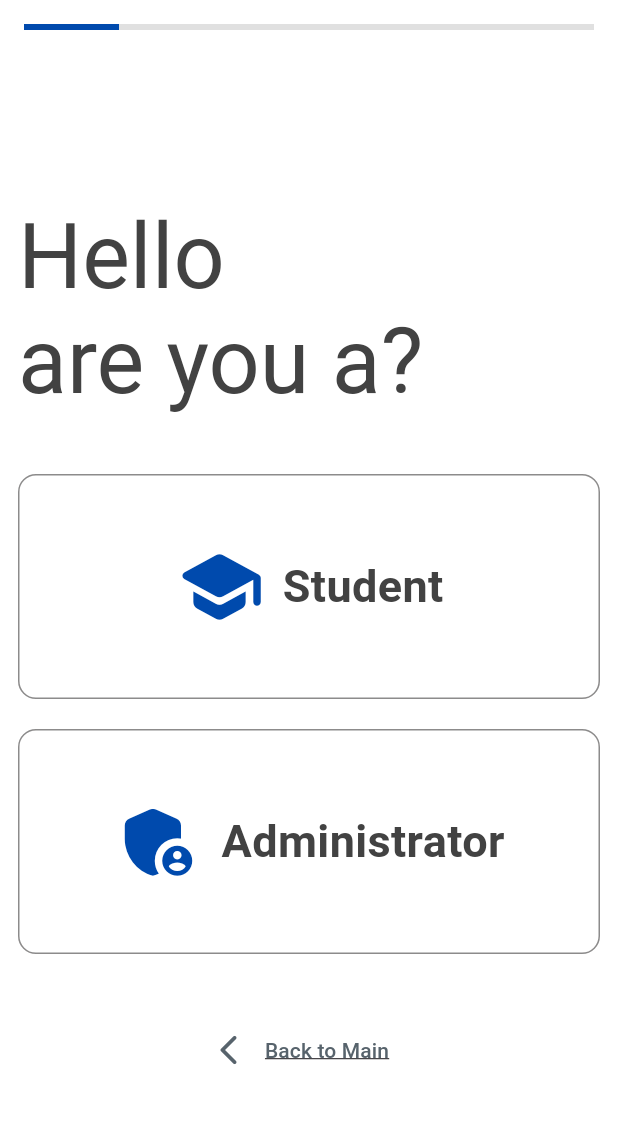
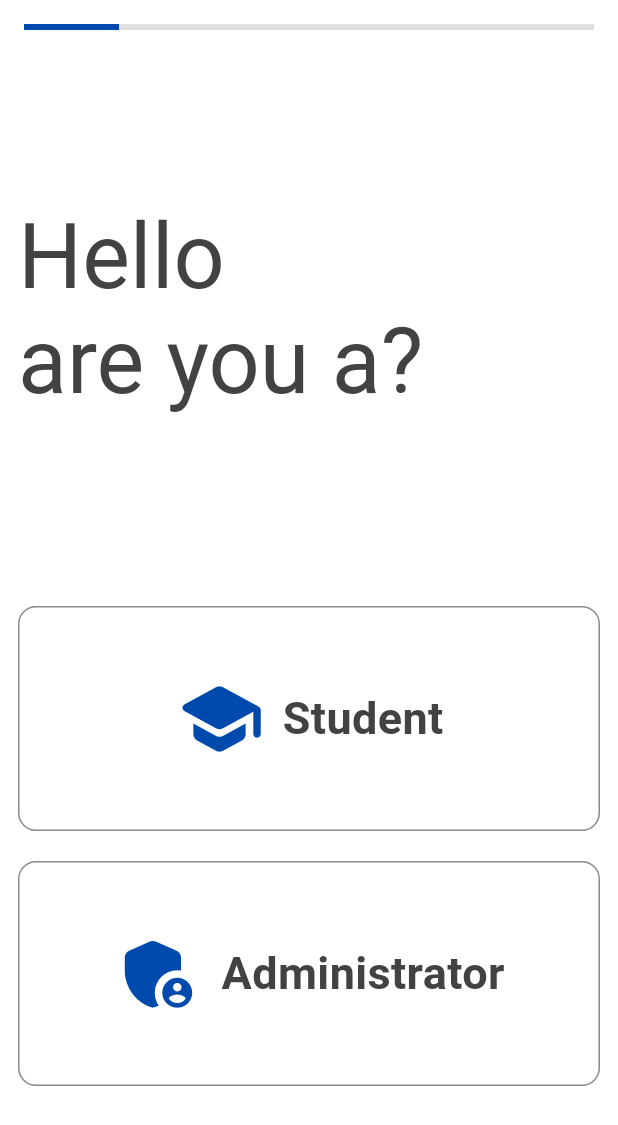
Before and after one commit to PatrickJohn243/in_turn, a Flutter app: the InfoOnboarding screen opened directly, on a phone screen of 412 x 824 dp. Shown: the top 1125 px of the screen. Run offline on Flutter 3.47's test engine with Material 3 defaults, Android fonts, the phone set to English and light mode, and no system bars; our stand-ins replace file_picker, flutter_dotenv, font_awesome_flutter, google_sign_in, supabase_flutter; accounts and stored records are empty; network calls fail.

```diff
--- a/lib/provider/favorites_provider.dart
+++ b/lib/provider/favorites_provider.dart
@@ -1,3 +1,5 @@
+import 'dart:developer';
+
 import 'package:flutter/foundation.dart';
 import 'package:inturn/models/companies.dart';
 import 'package:inturn/view_models/save_company.dart';
@@ -9,6 +11,7 @@ class FavoritesProvider extends ChangeNotifier {
 
   void setInitialFavorites(List<Companies> companies) {
     savedCompanies = companies;
+    // log(companies.length.toString());
     notifyListeners();
   }
 
--- a/lib/views/auth/info_onboarding.dart
+++ b/lib/views/auth/info_onboarding.dart
@@ -32,6 +32,16 @@ class _InfoOnboardingState extends State<InfoOnboarding> {
       _pageController.nextPage(
           duration: Duration(milliseconds: 300), curve: Curves.easeInOut);
       setState(() => currentStep++);
+    }
+  }
+
+  void previousPage() {
+    if (currentStep > 0) {
+      _pageController.previousPage(
+        duration: Duration(milliseconds: 300),
+        curve: Curves.easeInOut,
+      );
+      setState(() => currentStep--);
     }
   }
 
@@ -89,11 +99,18 @@ class _InfoOnboardingState extends State<InfoOnboarding> {
                 physics: const NeverScrollableScrollPhysics(),
                 children: [
                   RoleSelection(onContinue: onRoleSelected),
-                  StudentProfile(onContinue: onNameEntered),
-                  CollegeProfile(onContinue: onCollegeSelected),
+                  StudentProfile(
+                    onContinue: onNameEntered,
+                    onBack: previousPage,
+                  ),
+                  CollegeProfile(
+                    onContinue: onCollegeSelected,
+                    onBack: previousPage,
+                  ),
                   CourseProfile(
                     onContinue: onCourseSelected,
                     collegeId: selectedCollegeId,
+                    onBack: previousPage,
                   ),
                   if (selectedCourse != null)
                     ConfirmationProfile(
@@ -105,6 +122,7 @@ class _InfoOnboardingState extends State<InfoOnboarding> {
                       course: selectedCourse!,
                       courseId: selectedCourseId!,
                       role: role!,
+                      onBack: previousPage,
                     ),
                   const ReturnToMain(),
                 ],
--- a/lib/views/auth/info_onboarding_pages/role_selection.dart
+++ b/lib/views/auth/info_onboarding_pages/role_selection.dart
@@ -1,6 +1,6 @@
 import 'package:flutter/material.dart';
+import 'package:inturn/services/google_auth.dart';
 import 'package:inturn/utils/constants/app_colors.dart';
-import 'package:inturn/views/auth/admin_profile.dart';
 import 'package:inturn/views/auth/info_onboarding.dart';
 
 class RoleSelection extends StatelessWidget {
@@ -9,10 +9,14 @@ class RoleSelection extends StatelessWidget {
 
   @override
   Widget build(BuildContext context) {
-    return SafeArea(
+    return PopScope(
+      canPop: true,
+      onPopInvokedWithResult: (bool didPop, dynamic result) async {},
+      child: SafeArea(
         child: Scaffold(
           body: Padding(
-          padding: const EdgeInsets.symmetric(horizontal: 12.0, vertical: 100),
+            padding:
+                const EdgeInsets.symmetric(horizontal: 12.0, vertical: 100),
             child: Column(
               crossAxisAlignment: CrossAxisAlignment.start,
               mainAxisAlignment: MainAxisAlignment.spaceBetween,
@@ -21,12 +25,12 @@ class RoleSelection extends StatelessWidget {
                     text: const TextSpan(children: [
                   TextSpan(
                       text: "Hello",
-                    style:
-                        TextStyle(color: AppColors.primaryGrey, fontSize: 60)),
+                      style: TextStyle(
+                          color: AppColors.primaryGrey, fontSize: 60)),
                   TextSpan(
                       text: "\nare you a?",
-                    style:
-                        TextStyle(color: AppColors.primaryGrey, fontSize: 60)),
+                      style: TextStyle(
+                          color: AppColors.primaryGrey, fontSize: 60)),
                 ])),
                 // const SizedBox(
                 //   height: 100,
@@ -40,8 +44,8 @@ class RoleSelection extends StatelessWidget {
                           onTap: () {
                             onContinue("Student");
                           },
-                        borderRadius:
-                            BorderRadius.circular(12), // Set the border radius
+                          borderRadius: BorderRadius.circular(
+                              12), // Set the border radius
                           child: Container(
                             height: 150,
                             decoration: BoxDecoration(
@@ -91,8 +95,8 @@ class RoleSelection extends StatelessWidget {
                             //         builder: (context) => const AdminProfile()));
                             onContinue("Admin");
                           },
-                        borderRadius:
-                            BorderRadius.circular(12), // Set the border radius
+                          borderRadius: BorderRadius.circular(
+                              12), // Set the border radius
                           child: Container(
                             height: 150,
                             decoration: BoxDecoration(
@@ -130,29 +134,30 @@ class RoleSelection extends StatelessWidget {
                     ),
                   ],
                 ),
-              Row(
-                mainAxisAlignment: MainAxisAlignment.center,
-                crossAxisAlignment: CrossAxisAlignment.center,
-                children: [
-                  const Icon(
-                    Icons.arrow_back_ios_rounded,
-                    color: AppColors.secondaryGrey,
+                // Row(
+                //   mainAxisAlignment: MainAxisAlignment.center,
+                //   crossAxisAlignment: CrossAxisAlignment.center,
+                //   children: [
+                //     const Icon(
+                //       Icons.arrow_back_ios_rounded,
+                //       color: AppColors.secondaryGrey,
+                //     ),
+                // TextButton(
+                //   onPressed: () {
+                //     Navigator.pop(context);
+                //   },
+                //   child: const Text(
+                //     "Back to Main",
+                //     style: TextStyle(
+                //       color: AppColors.secondaryGrey,
+                //       decoration: TextDecoration.underline,
+                //     ),
+                //   ),
+                // ),
+                // ],
+                // )
+              ],
             ),
-                  TextButton(
-                    onPressed: () {
-                      Navigator.pop(context);
-                    },
-                    child: const Text(
-                      "Back to Main",
-                      style: TextStyle(
-                        color: AppColors.secondaryGrey,
-                        decoration: TextDecoration.underline,
-                      ),
-                    ),
-                  ),
-                ],
-              )
-            ],
           ),
         ),
       ),
```
Also changed, not shown: lib/main.dart (+6 -1 lines), lib/provider/profile_reloader_provider.dart (added, +17 -0 lines), lib/views/auth/admin_profile.dart (deleted, +0 -15 lines), lib/views/auth/info_onboarding_pages/college_profile.dart (+5 -3 lines), lib/views/auth/info_onboarding_pages/confirmation_profile.dart (+5 -3 lines), lib/views/auth/info_onboarding_pages/course_profile.dart (+8 -7 lines), lib/views/auth/info_onboarding_pages/return_to_main.dart (+6 -1 lines), lib/views/auth/info_onboarding_pages/student_profile.dart (+7 -3 lines), lib/views/profile_page.dart (+29 -11 lines), lib/views/saved_page.dart (+58 -14 lines). Lines whose indentation alone changed are shown as unchanged.
